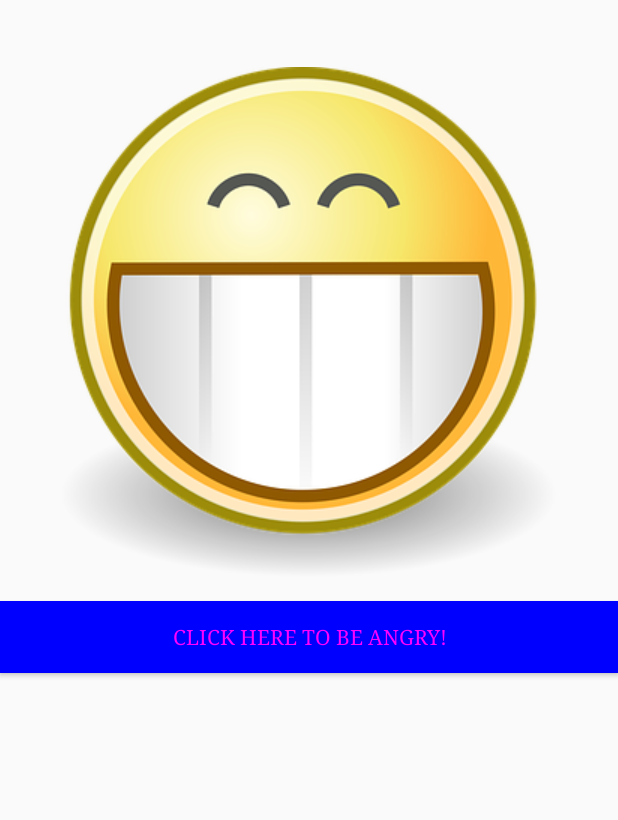
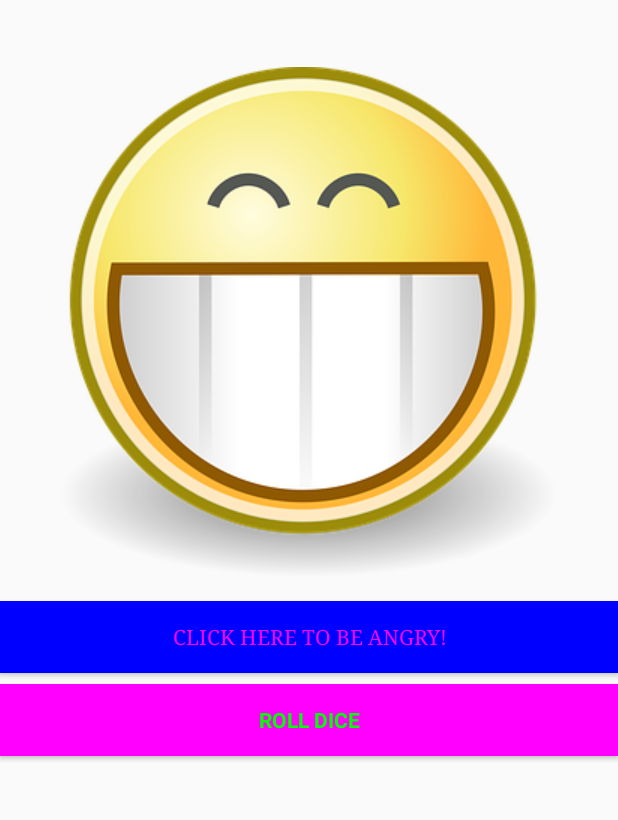
Before and after one commit to valc0005/happyAppTest, an Android app: the screen it shows after launch (MainActivity), after a tap on "CLICK HERE TO BE HAPPY!", on a phone screen of 412 x 824 dp, the part 215-1035 px from its top. Run offline under Robolectric (Android 15) with nearby library versions, the phone set to English and light mode, and no system bars.

Commit message:
Add dice game

```diff
--- a/app/src/main/java/happyapp/main/MainActivity.java
+++ b/app/src/main/java/happyapp/main/MainActivity.java
@@ -1,11 +1,14 @@
 package happyapp.main;
 
+import android.content.DialogInterface;
 import android.graphics.Color;
 import android.graphics.Typeface;
 import android.view.View;
+import android.view.WindowManager;
 import android.widget.Button;
 import android.widget.ImageView;
 import android.widget.TextView;
+import androidx.appcompat.app.AlertDialog;
 import androidx.appcompat.app.AppCompatActivity;
 import android.os.Bundle;
 
@@ -20,6 +23,7 @@ public class MainActivity extends AppCompatActivity {
 
     private TextView text;
     private Button button;
+    private Button diceButton;
     private ImageView image;
 
     private final Typeface bold;
@@ -60,6 +64,7 @@ public class MainActivity extends AppCompatActivity {
 
         text = findViewById(R.id.topText);
         button = findViewById(R.id.smileyButton);
+        diceButton = findViewById(R.id.diceButton);
         image = findViewById(R.id.happyImage);
     }
 
@@ -82,5 +87,49 @@ public class MainActivity extends AppCompatActivity {
         button.setTypeface(fontList.get(MathHelper.getRandomInt(0, fontList.size())));
         button.setTextColor(buttonTextColor);
         button.setBackgroundColor(buttonBackgroundColor);
+
+        int diceButtonTextColor = colorList[MathHelper.getRandomInt(0, colorList.length)];
+        int diceButtonBackgroundColor = colorList[MathHelper.getRandomInt(0, colorList.length)];
+
+        while (diceButtonTextColor == diceButtonBackgroundColor) {
+            diceButtonBackgroundColor = colorList[MathHelper.getRandomInt(0, colorList.length)];
         }
+
+        diceButton.setTypeface(fontList.get(MathHelper.getRandomInt(0, fontList.size())));
+        diceButton.setTextColor(diceButtonTextColor);
+        diceButton.setBackgroundColor(diceButtonBackgroundColor);
+        }
+
+    public void showDiceNumber(final View view) {
+        AlertDialog.Builder builder = new AlertDialog.Builder(MainActivity.this);
+        // Get a Random integer
+        int randomNumber = MathHelper.getRandomInt(1, 7);
+        // If random number is 6
+        if(randomNumber == 6) {
+            builder.setTitle("You won!")
+                    .setMessage("You rolled: " + randomNumber)
+                    .setCancelable(true)
+                    .setPositiveButton("Play new game", new DialogInterface.OnClickListener() {
+                        public void onClick(DialogInterface dialoginterface, int i) {
+                            showDiceNumber(view);
+                        }
+                    }).show();
+            // Creating dialog box
+            AlertDialog dialog = builder.create();
+            dialog.show();
+            // Or else
+        } else {
+            builder.setTitle("The dice have been cast...")
+                    .setMessage("You rolled: " + randomNumber + ". " + "Pass the device on to the next player...")
+                    .setCancelable(true)
+                    .setPositiveButton("Re-roll", new DialogInterface.OnClickListener() {
+                        public void onClick(DialogInterface dialoginterface, int i) {
+                            showDiceNumber(view);
+                        }
+                    }).show();
+            // Creating dialog box
+            AlertDialog dialog = builder.create();
+            dialog.show();
+        }
+    }
 }
--- a/app/src/main/java/happyapp/main/MathHelper.java
+++ b/app/src/main/java/happyapp/main/MathHelper.java
@@ -3,6 +3,6 @@ package happyapp.main;
 public class MathHelper {
 
     public static int getRandomInt(int min, int max) {
-        return (int) Math.floor(Math.random() * (max - min) + min);
+        return (int) (Math.random() * (max - min) + min);
     }
 }
--- a/app/src/main/res/layout/activity_main.xml
+++ b/app/src/main/res/layout/activity_main.xml
@@ -1,6 +1,6 @@
 <RelativeLayout xmlns:android="http://schemas.android.com/apk/res/android"
                 android:layout_width="match_parent"
-                android:layout_height="match_parent"
+                android:layout_height="match_parent" xmlns:app="http://schemas.android.com/apk/res-auto"
 >
 
     <ImageView
@@ -22,6 +22,17 @@
             android:layout_alignParentTop="true" android:layout_marginTop="488dp" android:layout_marginStart="0dp"
             android:layout_alignParentLeft="true" android:layout_marginLeft="0dp"
             android:text="Click here to be happy!"/>
+
+    <Button
+            android:id="@+id/diceButton"
+            android:onClick="showDiceNumber"
+            android:layout_width="match_parent"
+            android:layout_height="wrap_content"
+            android:layout_alignParentStart="true"
+            android:layout_alignParentTop="true" android:layout_marginTop="543dp" android:layout_marginStart="0dp"
+            android:layout_alignParentLeft="true" android:layout_marginLeft="0dp"
+            android:text="Roll dice"/>
+
     <TextView
             android:text="You are not happy!"
             android:textAppearance="@style/TextAppearance.AppCompat.Large"
```
